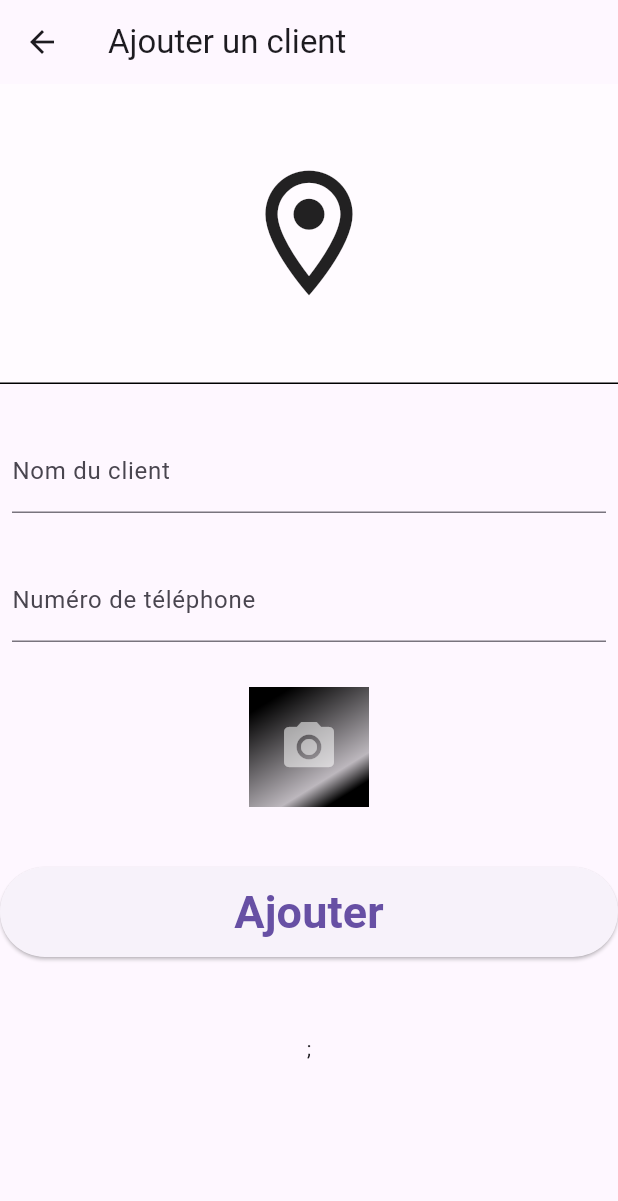
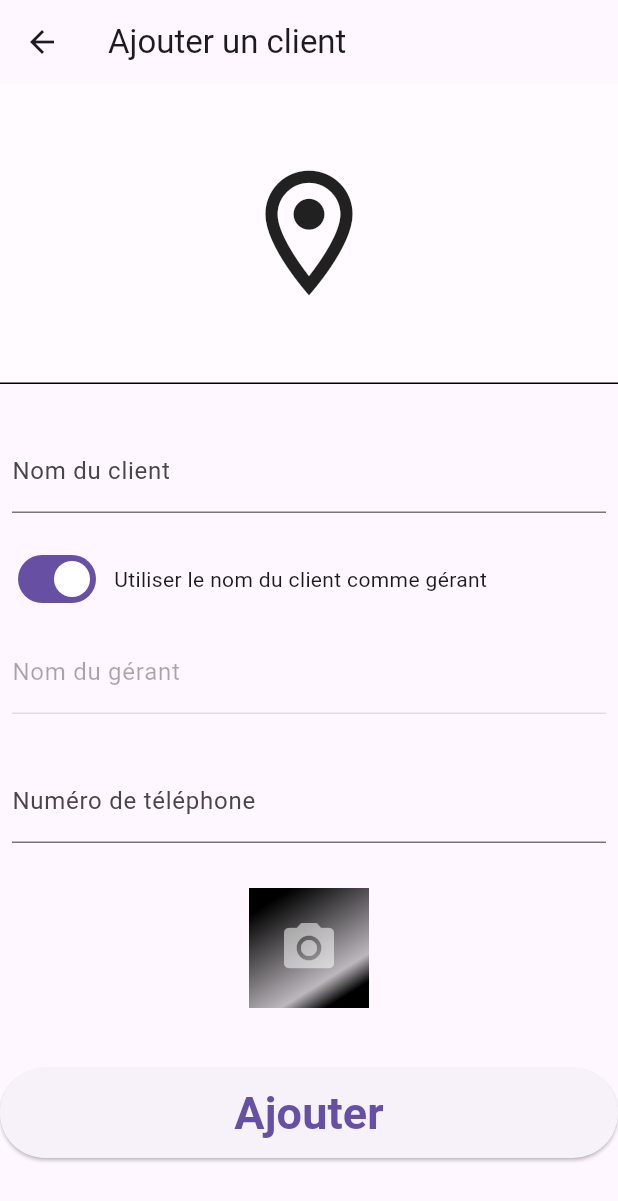
Before and after one commit to chamiabdellah/preSales, a Flutter app: the AddCustomerScreen screen opened directly, on a phone screen of 412 x 824 dp. Shown: the top 1201 px of the screen. Run offline on Flutter 3.47's test engine with Material 3 defaults, Android fonts, the phone set to English and light mode, and no system bars; our stand-ins replace badges, cached_network_image, firebase_auth, firebase_core, firebase_storage, flutter_riverpod and 5 more; missing offline and left inert: mobile_scanner; accounts and stored records are empty.

Commit message:
add manager name with toggle to use the same field of name as manager name - Amazon Q

```diff
--- a/lib/models/customer.dart
+++ b/lib/models/customer.dart
@@ -10,6 +10,7 @@ class Customer{
   String? picture;
   String? phoneNumber;
   DateTime? creationDate;
+  String? managerName;
 
   Customer({
     required this.name,
@@ -21,6 +22,7 @@ class Customer{
     this.picture,
     this.phoneNumber,
     this.creationDate,
+    this.managerName,
   });
 
   Customer.fromJson(MapEntry<String, dynamic> json):
@@ -32,7 +34,8 @@ class Customer{
     code = json.value['code'],
     picture = json.value['picture'],
     phoneNumber = json.value['phoneNumber'],
-    creationDate = DateTime.tryParse(json.value['creationDate'] ?? "");
+    creationDate = DateTime.tryParse(json.value['creationDate'] ?? ""),
+    managerName = json.value['managerName'];
 
   Map<String,dynamic> toJson() => {
     'name': name,
@@ -43,5 +46,6 @@ class Customer{
     'picture': picture,
     'phoneNumber': phoneNumber,
     'creationDate': creationDate?.toString(),
+    'managerName': managerName,
   };
 }
--- a/lib/screens/manageCustomers/addCustomerScreen.dart
+++ b/lib/screens/manageCustomers/addCustomerScreen.dart
@@ -26,11 +26,13 @@ class _AddCustomerScreenState extends ConsumerState<AddCustomerScreen> {
   final _customerFormKey = GlobalKey<FormState>();
   TextEditingController? customerNameController = TextEditingController();
   TextEditingController? phoneNumberController = TextEditingController();
+  TextEditingController? managerNameController = TextEditingController();
 
   double? latitude;
   double? longitude;
   String? address;
   File? _customerImage;
+  bool _useClientNameAsManager = true;
 
   void getAddressFromLocation(Position position) async {
 
@@ -66,6 +68,21 @@ class _AddCustomerScreenState extends ConsumerState<AddCustomerScreen> {
   void setCustomerImage(File imageFile) {
     setState(() {
       _customerImage = imageFile;
+    });
+  }
+
+  void _onClientNameChanged() {
+    if (_useClientNameAsManager) {
+      managerNameController!.text = customerNameController!.text;
+    }
+  }
+
+  void _onToggleChanged(bool value) {
+    setState(() {
+      _useClientNameAsManager = value;
+      if (value) {
+        managerNameController!.text = customerNameController!.text;
+      }
     });
   }
 
@@ -107,6 +124,7 @@ class _AddCustomerScreenState extends ConsumerState<AddCustomerScreen> {
         picture: imagePath,
         phoneNumber: phoneNumberController!.value.text.isEmpty ? null : phoneNumberController!.value.text,
         creationDate: DateTime.now(),
+        managerName: managerNameController!.value.text,
       );
 
        await ref.read(listOfCustomersProvider.notifier).addCustomer(customer);
@@ -155,10 +173,38 @@ class _AddCustomerScreenState extends ConsumerState<AddCustomerScreen> {
                 ),
                 Padding(
                   padding: const EdgeInsets.symmetric(horizontal: 8),
+                  child: TextFormField(
+                    controller: customerNameController,
+                    decoration: const InputDecoration(
+                      labelText: "Nom du client",
+                      border: UnderlineInputBorder(),
+                    ),
+                    validator: ValidationLib.nonEmptyField,
+                    onChanged: (value) => _onClientNameChanged(),
+                  ),
+                ),
+                const SizedBox(height: 20),
+                Padding(
+                  padding: const EdgeInsets.symmetric(horizontal: 8),
+                  child: Row(
+                    children: [
+                      Switch(
+                        value: _useClientNameAsManager,
+                        onChanged: _onToggleChanged,
+                      ),
+                      const SizedBox(width: 8),
+                      const Text('Utiliser le nom du client comme gérant'),
+                    ],
+                  ),
+                ),
+                const SizedBox(height: 10),
+                Padding(
+                  padding: const EdgeInsets.symmetric(horizontal: 8),
                   child: OutlineTextField(
-                    labelText: "Nom du client",
-                    controller: customerNameController,
+                    labelText: "Nom du gérant",
+                    controller: managerNameController,
                     validationFunc: ValidationLib.nonEmptyField,
+                    isEnabled: !_useClientNameAsManager,
                   ),
                 ),
                 const SizedBox(
```
